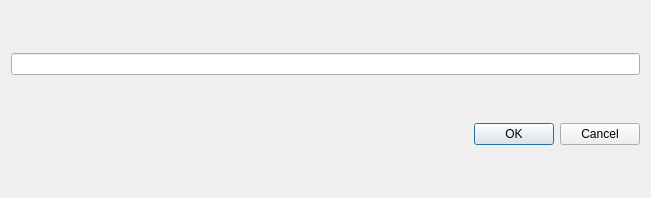
Above: GUI/shareWith.ui from hrGuTou/DocumentSharingSystem before the change. Below: the same form after it.
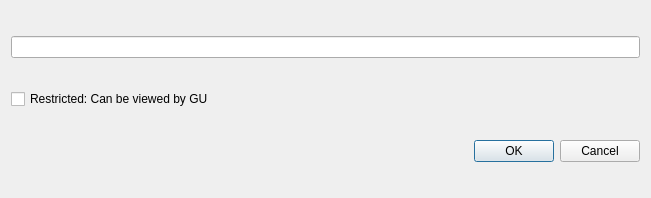
That is the form after the change.

```diff
--- a/GUI/shareWith.ui
+++ b/GUI/shareWith.ui
@@ -17,7 +17,7 @@
    <item row="0" column="0">
     <widget class="QLineEdit" name="shareTarget"/>
    </item>
-   <item row="1" column="0">
+   <item row="3" column="0">
     <widget class="QDialogButtonBox" name="buttonBox">
      <property name="orientation">
       <enum>Qt::Horizontal</enum>
@@ -27,6 +27,13 @@
      </property>
     </widget>
    </item>
+   <item row="1" column="0">
+    <widget class="QCheckBox" name="checkBox">
+     <property name="text">
+      <string>Restricted: Can be viewed by GU</string>
+     </property>
+    </widget>
+   </item>
   </layout>
  </widget>
  <resources/>
```
